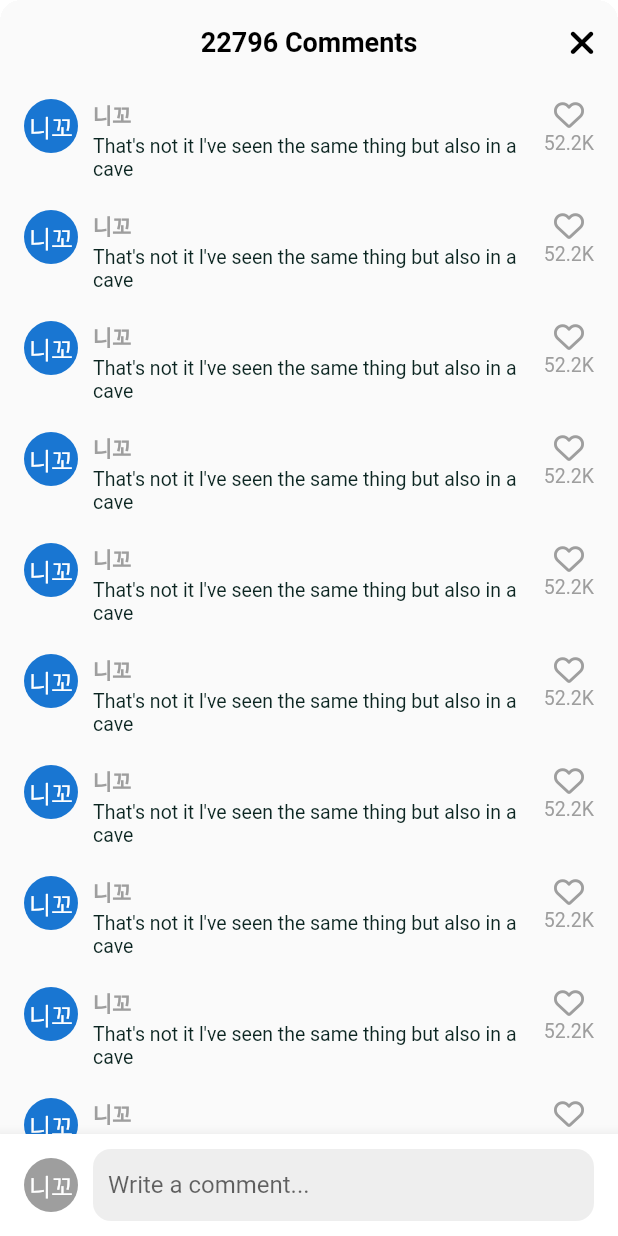
After one commit to justddan/Flutter_Tiktok_Clone, a Flutter app: the VideoComments screen opened directly, on a phone screen of 412 x 824 dp. The commit adds this screen. Run offline on Flutter 3.47's test engine with Material 2 defaults, Android fonts, the phone set to English and light mode, and no system bars; our stand-ins replace font_awesome_flutter, video_player, visibility_detector.

Commit message:
BottomModalSheet 퍼블리시

```diff
--- a/lib/features/main_navigation/main_navigation_screen.dart
+++ b/lib/features/main_navigation/main_navigation_screen.dart
@@ -72,6 +72,7 @@ class _MainNavigationState extends State<MainNavigation> {
     */
     return Scaffold(
       backgroundColor: _selectedIndex == 0 ? Colors.black : Colors.white,
+      resizeToAvoidBottomInset: false,
       // body: screens[_selectedIndex],
       body: Stack(
         children: [
--- /dev/null
+++ b/lib/features/videos/widgets/video_comments.dart
@@ -0,0 +1,142 @@
+import 'package:flutter/material.dart';
+import 'package:font_awesome_flutter/font_awesome_flutter.dart';
+import 'package:tiktok_clone/common/widgets/views/app_font.dart';
+import 'package:tiktok_clone/constants/gaps.dart';
+import 'package:tiktok_clone/constants/sizes.dart';
+
+class VideoComments extends StatefulWidget {
+  const VideoComments({super.key});
+
+  @override
+  State<VideoComments> createState() => _VideoCommentsState();
+}
+
+class _VideoCommentsState extends State<VideoComments> {
+  void _onClosePressed() {
+    Navigator.of(context).pop();
+  }
+
+  @override
+  Widget build(BuildContext context) {
+    final size = MediaQuery.of(context).size;
+    return Container(
+      height: size.height * .75,
+      clipBehavior: Clip.hardEdge,
+      decoration:
+          BoxDecoration(borderRadius: BorderRadius.circular(Sizes.size14)),
+      child: Scaffold(
+        backgroundColor: Colors.grey.shade50,
+        appBar: AppBar(
+          backgroundColor: Colors.grey.shade50,
+          automaticallyImplyLeading: false,
+          title: const Text("22796 Comments"),
+          actions: [
+            IconButton(
+              onPressed: _onClosePressed,
+              icon: const FaIcon(FontAwesomeIcons.xmark),
+            ),
+          ],
+        ),
+        body: Stack(
+          children: [
+            ListView.separated(
+              padding: const EdgeInsets.symmetric(
+                vertical: Sizes.size10,
+                horizontal: Sizes.size16,
+              ),
+              itemCount: 10,
+              separatorBuilder: (context, index) => Gaps.v20,
+              itemBuilder: (context, index) {
+                return Row(
+                  crossAxisAlignment: CrossAxisAlignment.start,
+                  children: [
+                    const CircleAvatar(
+                      radius: 18,
+                      child: Text("니꼬"),
+                    ),
+                    Gaps.h10,
+                    Expanded(
+                      child: Column(
+                        crossAxisAlignment: CrossAxisAlignment.start,
+                        children: [
+                          AppFont(
+                            "니꼬",
+                            fontWeight: FontWeight.bold,
+                            size: Sizes.size14,
+                            color: Colors.grey.shade500,
+                          ),
+                          Gaps.v3,
+                          const AppFont(
+                              "That's not it l've seen the same thing but also in a cave")
+                        ],
+                      ),
+                    ),
+                    Gaps.h10,
+                    Column(
+                      children: [
+                        FaIcon(
+                          FontAwesomeIcons.heart,
+                          size: Sizes.size20,
+                          color: Colors.grey.shade500,
+                        ),
+                        Gaps.v2,
+                        AppFont(
+                          "52.2K",
+                          color: Colors.grey.shade500,
+                        )
+                      ],
+                    ),
+                  ],
+                );
+              },
+            ),
+            Positioned(
+              bottom: 0,
+              width: size.width,
+              child: BottomAppBar(
+                color: Colors.white,
+                child: Padding(
+                  padding: const EdgeInsets.symmetric(
+                    horizontal: Sizes.size16,
+                    vertical: Sizes.size10,
+                  ),
+                  child: Row(
+                    children: [
+                      CircleAvatar(
+                        radius: 18,
+                        backgroundColor: Colors.grey.shade500,
+                        foregroundColor: Colors.white,
+                        child: const Text("니꼬"),
+                      ),
+                      Gaps.h10,
+                      Expanded(
+                        child: TextField(
+                          cursorColor: Theme.of(context).primaryColor,
+                          decoration: InputDecoration(
+                            hintText: "Write a comment...",
+                            border: OutlineInputBorder(
+                              borderRadius: BorderRadius.circular(
+                                Sizes.size12,
+                              ),
+                              borderSide: BorderSide.none,
+                            ),
+                            filled: true,
+                            fillColor: Colors.grey.shade200,
+                            contentPadding: const EdgeInsets.symmetric(
+                              horizontal: Sizes.size10,
+                              vertical: Sizes.size12,
+                            ),
+                          ),
+                        ),
+                      ),
+                    ],
+                  ),
+                ),
+              ),
+            )
+          ],
+        ),
+      ),
+    );
+  }
+}
--- a/lib/features/videos/widgets/video_post.dart
+++ b/lib/features/videos/widgets/video_post.dart
@@ -4,6 +4,7 @@ import 'package:tiktok_clone/common/widgets/views/app_font.dart';
 import 'package:tiktok_clone/constants/gaps.dart';
 import 'package:tiktok_clone/constants/sizes.dart';
 import 'package:tiktok_clone/features/videos/widgets/video_button.dart';
+import 'package:tiktok_clone/features/videos/widgets/video_comments.dart';
 import 'package:video_player/video_player.dart';
 import 'package:visibility_detector/visibility_detector.dart';
 
@@ -67,6 +68,19 @@ class _VideoPostState extends State<VideoPost>
     setState(() {
       _isPaused = !_isPaused;
     });
+  }
+
+  void _onCommentsTap(BuildContext context) async {
+    if (_videoPlayerController.value.isPlaying) {
+      _onTogglePause();
+    }
+    await showModalBottomSheet(
+      context: context,
+      isScrollControlled: true,
+      backgroundColor: Colors.transparent,
+      builder: (context) => const VideoComments(),
+    );
+    _onTogglePause();
   }
 
   @override
@@ -152,29 +166,32 @@ class _VideoPostState extends State<VideoPost>
               ],
             ),
           ),
-          const Positioned(
+          Positioned(
             bottom: 20,
             right: 10,
             child: Column(
               children: [
-                CircleAvatar(
+                const CircleAvatar(
                   radius: 25,
                   backgroundColor: Colors.black,
                   foregroundColor: Colors.white,
                   child: Text("니꼬"),
                 ),
                 Gaps.v24,
-                VideoButton(
+                const VideoButton(
                   icon: FontAwesomeIcons.solidHeart,
                   text: "2.9M",
                 ),
                 Gaps.v24,
-                VideoButton(
-                  icon: FontAwesomeIcons.solidComment,
-                  text: "33K",
+                GestureDetector(
+                  onTap: () => _onCommentsTap(context),
+                  child: const VideoButton(
+                    icon: FontAwesomeIcons.solidComment,
+                    text: "33K",
+                  ),
                 ),
                 Gaps.v24,
-                VideoButton(
+                const VideoButton(
                   icon: FontAwesomeIcons.share,
                   text: "Share",
                 ),
```
